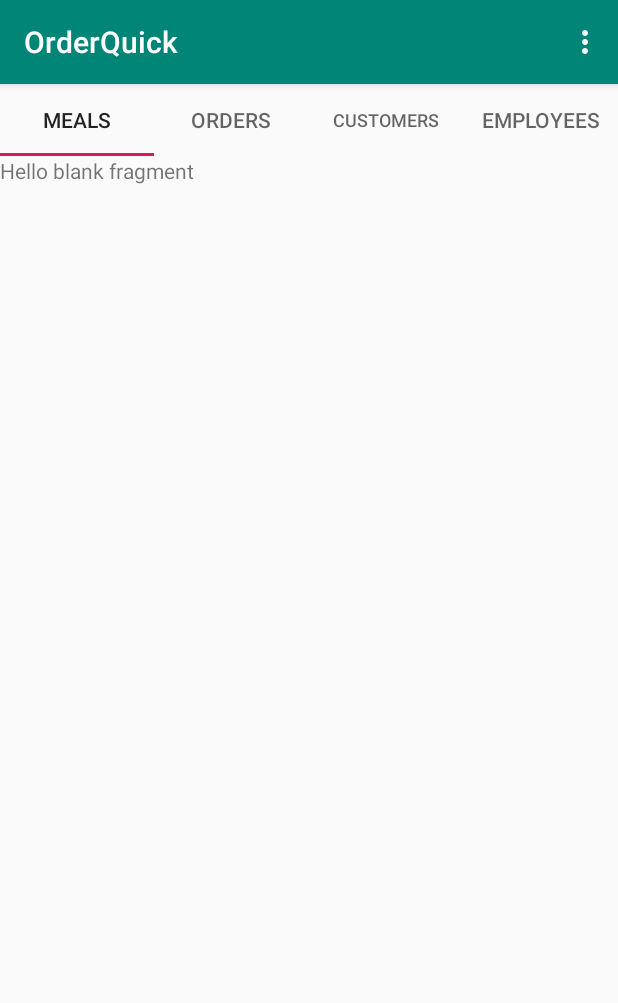
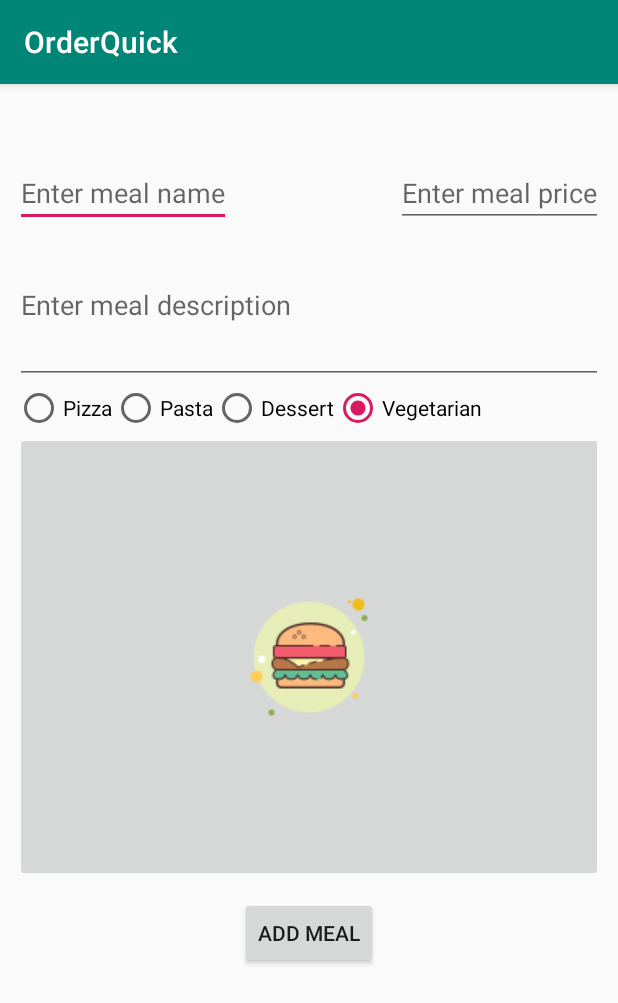
Before and after one commit to sergiunimat/OrderQuick, an Android app: the MainAdminActivity screen opened directly, with no data from a screen before it, in the options menu, after a tap on "Add Meal", on a phone screen of 412 x 824 dp. Shown: the top 1003 px of the screen. Run offline under Robolectric (Android 15) with nearby library versions, the phone set to English and light mode, and no system bars.

Commit message:
Add Meal Activity && Pick Picture - Done

```diff
--- a/app/src/main/AndroidManifest.xml
+++ b/app/src/main/AndroidManifest.xml
@@ -9,7 +9,8 @@
         android:roundIcon="@mipmap/ic_launcher_round"
         android:supportsRtl="true"
         android:theme="@style/AppTheme">
-        <activity android:name=".AdminEditDeleteEmployee"></activity>
+        <activity android:name=".AdminAddMeal"></activity>
+        <activity android:name=".AdminEditDeleteEmployee" />
         <activity android:name=".EmployeeMainActivity" />
         <activity android:name=".AdminAddEmployee" />
         <activity android:name=".AdminEditCustomerActivuty" />
--- /dev/null
+++ b/app/src/main/java/com/example/orderquick/AdminAddMeal.java
@@ -0,0 +1,108 @@
+package com.example.orderquick;
+
+import androidx.annotation.Nullable;
+import androidx.appcompat.app.AppCompatActivity;
+
+import android.content.Intent;
+import android.graphics.Bitmap;
+import android.net.Uri;
+import android.os.Bundle;
+import android.provider.MediaStore;
+import android.util.Log;
+import android.util.Printer;
+import android.view.View;
+import android.widget.Button;
+import android.widget.EditText;
+import android.widget.ImageButton;
+import android.widget.RadioButton;
+import android.widget.RadioGroup;
+import android.widget.Toast;
+
+public class AdminAddMeal extends BaseAppClass {
+
+    private EditText mealName;
+    private EditText mealPrice;
+    private EditText mealDescription;
+    private RadioGroup mealRadioGroup;
+    private String mealCategory;
+    private ImageButton mealImg;
+    private Button mealAddMeal;
+    private static final int PICK_IMG_REQ = 1 ;
+    private Uri mealImageUri;
+    private Bitmap mealUriBitmap;
+
+    @Override
+    protected void onCreate(Bundle savedInstanceState) {
+        super.onCreate(savedInstanceState);
+        setContentView(R.layout.activity_admin_add_meal);
+        /*I: db instance*/
+        DBHelper dbH = new DBHelper(this);
+
+        /*I: init vars*/
+        mealRadioGroup = (RadioGroup)findViewById(R.id.radbtngroup);
+        mealName = (EditText)findViewById(R.id.add_meal_name_id);
+        mealPrice = (EditText)findViewById(R.id.add_meal_price_id);
+        mealDescription = (EditText)findViewById(R.id.add_meal_description_id);
+
+        mealImg = (ImageButton)findViewById(R.id.add_meal_picture_id);
+        mealAddMeal = (Button)findViewById(R.id.add_meal_button_id);
+
+
+        mealAddMeal.setOnClickListener(new View.OnClickListener() {
+            @Override
+            public void onClick(View v) {
+                int radioId =mealRadioGroup.getCheckedRadioButtonId();
+                findRadioButton(radioId);
+
+            }
+        });
+    }
+
+    /*I: this method based on what radiobutton is chosen will generate the meal category*/
+    private void findRadioButton(int radioId) {
+        switch (radioId){
+            case R.id.category_pizza_id:
+                mealCategory = "Pizza";
+                break;
+            case R.id.category_pasta_id:
+                mealCategory = "Pasta";
+                break;
+            case R.id.category_dessert_id:
+                mealCategory = "Dessert";
+                break;
+            case R.id.category_vegetarian_id:
+                mealCategory = "Vegetarian";
+                break;
+
+        }
+    }
+
+    /*I: fn to select picture from device*/
+    public void selectImage(View v){
+        try {
+            Intent imgIntent = new Intent();
+            /*I: allow user to select all type of images*/
+            imgIntent.setType("image/*");
+            imgIntent.setAction(Intent.ACTION_GET_CONTENT);
+            startActivityForResult(imgIntent,PICK_IMG_REQ);
+        }catch (Exception e){
+            Log.i("",e.toString());
+        }
+    }
+
+    @Override
+    protected void onActivityResult(int requestCode, int resultCode, @Nullable Intent data) {
+        try {
+            super.onActivityResult(requestCode, resultCode, data);
+            if (requestCode==PICK_IMG_REQ && resultCode==RESULT_OK && data!=null && data.getData()!=null){
+                mealImageUri=data.getData();
+                /*I: next we store the img in Bitmap*/
+                mealUriBitmap= MediaStore.Images.Media.getBitmap(getContentResolver(),mealImageUri);
+                mealImg.setImageBitmap(mealUriBitmap);
+            }
+        }catch (Exception e){
+        Log.i("",e.toString());
+    }
+
+    }
+}
--- a/app/src/main/java/com/example/orderquick/MainAdminActivity.java
+++ b/app/src/main/java/com/example/orderquick/MainAdminActivity.java
@@ -40,7 +40,8 @@ public class MainAdminActivity extends BaseAppClass {
                 startActivity(addEmp);
                 return true;
             case R.id.admin_ad_meal_id:
-                Toast.makeText(this, "Add meal - This mifgt be the most challenging one ", Toast.LENGTH_SHORT).show();
+                Intent newMeal = new Intent(this,AdminAddMeal.class);
+                startActivity(newMeal);
                 return true;
             case R.id.admin_logout_id:
                 APPLICATION_CURRENT_USER =null;
--- /dev/null
+++ b/app/src/main/res/layout/activity_admin_add_meal.xml
@@ -0,0 +1,93 @@
+<?xml version="1.0" encoding="utf-8"?>
+<RelativeLayout xmlns:android="http://schemas.android.com/apk/res/android"
+    xmlns:app="http://schemas.android.com/apk/res-auto"
+    xmlns:tools="http://schemas.android.com/tools"
+    android:layout_width="match_parent"
+    android:layout_height="match_parent"
+    tools:context=".AdminAddMeal">
+    <RelativeLayout
+        android:id="@+id/top_layout"
+        android:layout_width="match_parent"
+        android:layout_height="150dp"
+        android:layout_marginTop="50dp">
+
+        <EditText
+            android:id="@+id/add_meal_name_id"
+            android:layout_width="wrap_content"
+            android:layout_height="wrap_content"
+            android:layout_marginLeft="10dp"
+            android:hint="Enter meal name"/>
+
+        <EditText
+            android:id="@+id/add_meal_description_id"
+            android:layout_width="match_parent"
+            android:layout_height="match_parent"
+            android:layout_below="@+id/add_meal_name_id"
+            android:lines="5"
+            android:layout_marginLeft="10dp"
+            android:layout_marginRight="10dp"
+            android:hint="Enter meal description"/>
+
+        <EditText
+            android:id="@+id/add_meal_price_id"
+            android:layout_width="wrap_content"
+            android:layout_marginRight="10dp"
+            android:layout_height="wrap_content"
+            android:layout_alignParentRight="true"
+            android:hint="Enter meal price"/>
+
+
+    </RelativeLayout>
+
+    <RadioGroup
+        android:id="@+id/radbtngroup"
+        android:layout_width="wrap_content"
+        android:layout_height="wrap_content"
+        android:layout_below="@+id/top_layout"
+        android:layout_marginRight="10dp"
+        android:layout_marginLeft="10dp"
+        android:orientation="horizontal">
+
+        <RadioButton
+            android:id="@+id/category_pizza_id"
+            android:layout_width="wrap_content"
+            android:layout_height="wrap_content"
+            android:text="Pizza"/>
+        <RadioButton
+            android:id="@+id/category_pasta_id"
+            android:layout_width="wrap_content"
+            android:layout_height="wrap_content"
+            android:text="Pasta"/>
+        <RadioButton
+            android:id="@+id/category_dessert_id"
+            android:layout_width="wrap_content"
+            android:layout_height="wrap_content"
+            android:text="Dessert"/>
+        <RadioButton
+            android:id="@+id/category_vegetarian_id"
+            android:layout_width="wrap_content"
+            android:layout_height="wrap_content"
+            android:checked="true"
+            android:text="Vegetarian"/>
+
+    </RadioGroup>
+    <ImageButton
+        android:id="@+id/add_meal_picture_id"
+        android:layout_width="match_parent"
+        android:layout_height="300dp"
+        android:layout_marginRight="10dp"
+        android:layout_marginLeft="10dp"
+        android:src="@drawable/burger"
+        android:onClick="selectImage"
+        android:layout_below="@+id/radbtngroup"/>
+    <Button
+        android:id="@+id/add_meal_button_id"
+        android:layout_below="@+id/add_meal_picture_id"
+        android:layout_centerHorizontal="true"
+        android:layout_marginTop="10dp"
+        android:layout_width="wrap_content"
+        android:layout_height="wrap_content"
+        android:text="Add Meal"/>
+
+
+</RelativeLayout>
```
Also changed, not shown: app/src/main/res/drawable-v24/burger.png (added).
